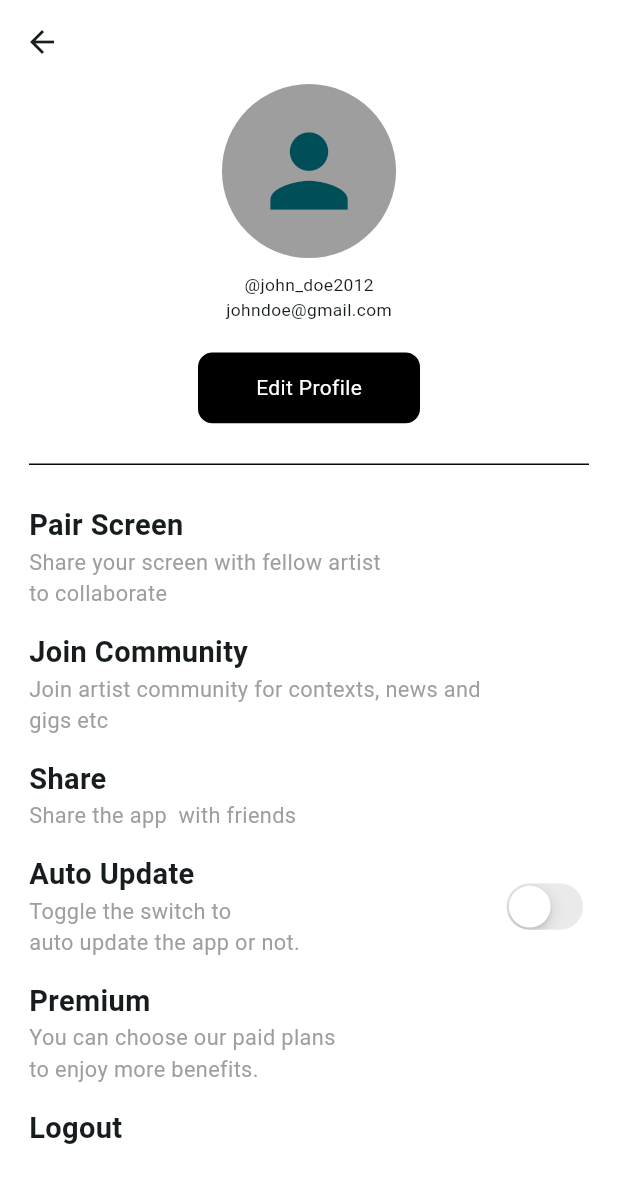
After one commit to Damigrace1/SketchIt, a Flutter app: the HomeScreen screen opened directly, after a tap on the "person" icon, on a phone screen of 412 x 824 dp. The commit adds this screen. Shown: the top 1183 px of the screen. Run offline on Flutter 3.47's test engine with Material 3 defaults, Android fonts, the phone set to English and light mode, and no system bars; our stand-ins replace flutter_screenutil, get; missing offline and left inert: flutter_drawing_board.

Commit message:
Profile Page UI

```diff
--- a/lib/screens/home_screen.dart
+++ b/lib/screens/home_screen.dart
@@ -4,6 +4,7 @@ import 'package:flutter_screenutil/flutter_screenutil.dart';
 import 'package:get/get_core/src/get_main.dart';
 import 'package:get/get_navigation/get_navigation.dart';
 import 'package:sketch_it/screens/editor/editing_screen.dart';
+import 'package:sketch_it/screens/profile.dart';
 import 'package:sketch_it/utils/colors.dart';
 
 class HomeScreen extends StatelessWidget {
@@ -15,46 +16,66 @@ class HomeScreen extends StatelessWidget {
       appBar: AppBar(
         toolbarHeight: 48.h,
         backgroundColor: kGrey,
-        title: Text('My Work',style: TextStyle(fontWeight: FontWeight.w500),),
+        title: Text(
+          'My Work',
+          style: TextStyle(fontWeight: FontWeight.w500),
+        ),
+        actions: [
+          IconButton(
+              onPressed: () {
+                Navigator.push((context),
+                    MaterialPageRoute(builder: (context) => ProfileScreen()));
+              },
+              icon: const Icon(Icons.person))
+        ],
       ),
       body: Padding(
-        padding: EdgeInsets.symmetric(
-          horizontal: 20.w,
-          vertical: 30.h
-        ),
+        padding: EdgeInsets.symmetric(horizontal: 20.w, vertical: 30.h),
         child: Column(
           crossAxisAlignment: CrossAxisAlignment.start,
           children: [
             InkWell(
               splashColor: Colors.transparent,
-              onTap: (){
-                Get.to(()=>EditingScreen());
+              onTap: () {
+                Get.to(() => EditingScreen());
               },
               child: Container(
                 width: 100.w,
                 height: 85.h,
                 decoration: BoxDecoration(
-                  color: kGrey1,
-                  boxShadow: [
-                    BoxShadow(
-                      blurRadius: 1.8,
-                      color: Colors.black.withOpacity(0.25)
-                    )
-                  ],
-                  borderRadius: BorderRadius.circular(6.r)
-                ),
+                    color: kGrey1,
+                    boxShadow: [
+                      BoxShadow(
+                          blurRadius: 1.8,
+                          color: Colors.black.withOpacity(0.25))
+                    ],
+                    borderRadius: BorderRadius.circular(6.r)),
                 child: Column(
                   mainAxisAlignment: MainAxisAlignment.center,
                   children: [
-                    Image.asset('assets/icons/add.png',width: 27.w,),
-                    SizedBox(height: 8.h,),
-                    Text('Create New',style: TextStyle(fontSize: 8.sp,fontWeight: FontWeight.w500),)
+                    Image.asset(
+                      'assets/icons/add.png',
+                      width: 27.w,
+                    ),
+                    SizedBox(
+                      height: 8.h,
+                    ),
+                    Text(
+                      'Create New',
+                      style: TextStyle(
+                          fontSize: 8.sp, fontWeight: FontWeight.w500),
+                    )
                   ],
                 ),
               ),
             ),
-            SizedBox(height: 24.h,),
-            Text('Saved Works',style: TextStyle(fontWeight: FontWeight.w500,fontSize: 14.sp),),
+            SizedBox(
+              height: 24.h,
+            ),
+            Text(
+              'Saved Works',
+              style: TextStyle(fontWeight: FontWeight.w500, fontSize: 14.sp),
+            ),
           ],
         ),
       ),
--- /dev/null
+++ b/lib/screens/profile.dart
@@ -0,0 +1,172 @@
+import 'package:flutter/cupertino.dart';
+import 'package:flutter/material.dart';
+import 'package:flutter_screenutil/flutter_screenutil.dart';
+import 'package:sketch_it/screens/splash_screen.dart';
+
+class ProfileScreen extends StatefulWidget {
+  const ProfileScreen({super.key});
+
+  @override
+  State<ProfileScreen> createState() => _ProfileScreenState();
+}
+
+class _ProfileScreenState extends State<ProfileScreen> {
+  bool _switchValue = false;
+  @override
+  Widget build(BuildContext context) {
+    return Scaffold(
+      backgroundColor: Colors.white,
+      appBar: AppBar(
+        backgroundColor: Colors.white,
+        elevation: 0,
+      ),
+      body: SingleChildScrollView(
+        child: Padding(
+          padding: EdgeInsets.symmetric(horizontal: 20.h),
+          child: Column(
+            crossAxisAlignment: CrossAxisAlignment.start,
+            children: [
+              Center(
+                child: Column(
+                  children: [
+                    CircleAvatar(
+                      backgroundColor: Colors.grey,
+                      radius: 60.h,
+                      child: Icon(
+                        Icons.person,
+                        size: 80.h,
+                      ),
+                    ),
+                    SizedBox(
+                      height: 10.h,
+                    ),
+                    Text(
+                      '@john_doe2012',
+                      style: TextStyle(fontSize: 12.h),
+                    ),
+                    Text(
+                      'johndoe@gmail.com',
+                      style: TextStyle(fontSize: 12.h),
+                    ),
+                    SizedBox(
+                      height: 20.h,
+                    ),
+                    Container(
+                      decoration: BoxDecoration(
+                          color: Colors.black,
+                          borderRadius: BorderRadius.circular(10.h)),
+                      child: Padding(
+                        padding: EdgeInsets.symmetric(
+                            horizontal: 40.h, vertical: 14.h),
+                        child: const Text(
+                          'Edit Profile',
+                          style: TextStyle(color: Colors.white),
+                        ),
+                      ),
+                    ),
+                  ],
+                ),
+              ),
+              SizedBox(
+                height: 20.h,
+              ),
+              Divider(
+                thickness: 1.h,
+                color: Colors.black,
+              ),
+              SizedBox(
+                height: 20.h,
+              ),
+              Text(
+                'Pair Screen',
+                style: TextStyle(fontWeight: FontWeight.w600, fontSize: 20.h),
+              ),
+              Text(
+                'Share your screen with fellow artist\nto collaborate',
+                style: TextStyle(color: Colors.grey, fontSize: 15.h),
+              ),
+              SizedBox(
+                height: 15.h,
+              ),
+              Text(
+                'Join Community',
+                style: TextStyle(fontWeight: FontWeight.w600, fontSize: 20.h),
+              ),
+              Text(
+                'Join artist community for contexts, news and \ngigs etc',
+                style: TextStyle(color: Colors.grey, fontSize: 15.h),
+              ),
+              SizedBox(
+                height: 15.h,
+              ),
+              Text(
+                'Share ',
+                style: TextStyle(fontWeight: FontWeight.w600, fontSize: 20.h),
+              ),
+              Text(
+                'Share the app  with friends',
+                style: TextStyle(color: Colors.grey, fontSize: 15.h),
+              ),
+              SizedBox(
+                height: 15.h,
+              ),
+              Row(
+                mainAxisAlignment: MainAxisAlignment.spaceBetween,
+                children: [
+                  Column(
+                    crossAxisAlignment: CrossAxisAlignment.start,
+                    children: [
+                      Text(
+                        'Auto Update',
+                        style: TextStyle(
+                            fontWeight: FontWeight.w600, fontSize: 20.h),
+                      ),
+                      Text(
+                        'Toggle the switch to\nauto update the app or not. ',
+                        style: TextStyle(color: Colors.grey, fontSize: 15.h),
+                      ),
+                    ],
+                  ),
+                  CupertinoSwitch(
+                    value: _switchValue,
+                    onChanged: (bool value) {
+                      setState(() {
+                        _switchValue = value;
+                      });
+                    },
+                  ),
+                ],
+              ),
+              SizedBox(
+                height: 15.h,
+              ),
+              Text(
+                'Premium',
+                style: TextStyle(fontWeight: FontWeight.w600, fontSize: 20.h),
+              ),
+              Text(
+                'You can choose our paid plans\nto enjoy more benefits. ',
+                style: TextStyle(color: Colors.grey, fontSize: 15.h),
+              ),
+              SizedBox(
+                height: 15.h,
+              ),
+              GestureDetector(
+                  onTap: () {
+                    Navigator.push(
+                        (context),
+                        MaterialPageRoute(
+                            builder: (context) => SplashScreen()));
+                  },
+                  child: Text(
+                    'Logout',
+                    style:
+                        TextStyle(fontWeight: FontWeight.w600, fontSize: 20.h),
+                  )),
+            ],
+          ),
+        ),
+      ),
+    );
+  }
+}
```
